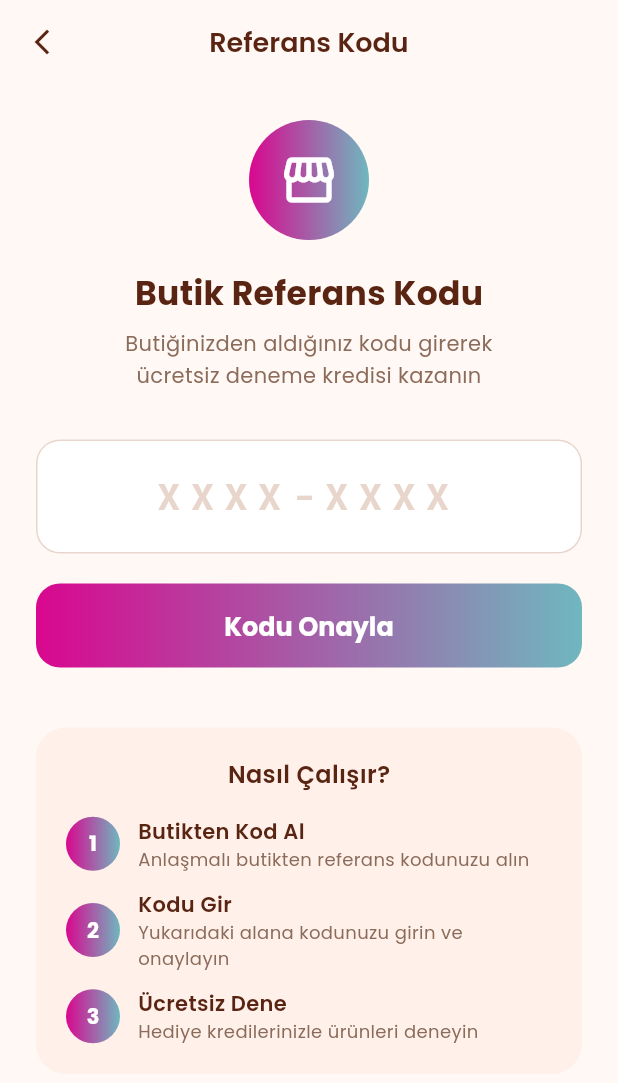
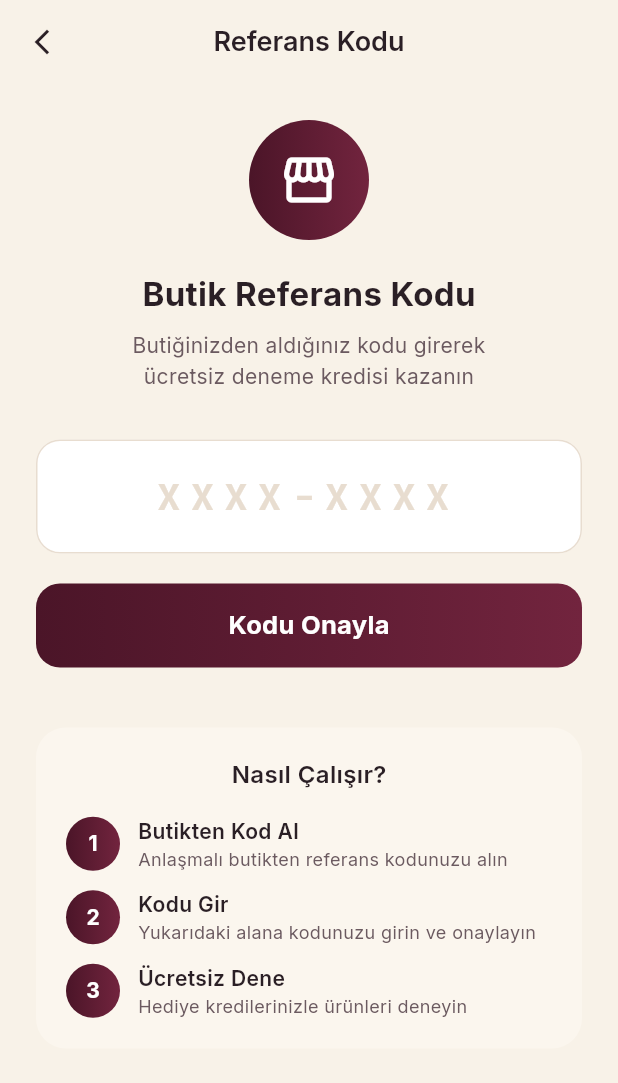
Before and after one commit to sevkk/hijapp, a Flutter app: the screen it shows once a user with an empty profile is signed in, after a tap on "Referans Kodu", on a phone screen of 412 x 824 dp. Shown: the top 1083 px of the screen. Run offline on Flutter 3.47's test engine with Material 3 defaults, Android fonts, the phone set to English and light mode, and no system bars; our stand-ins replace cached_network_image, cloud_firestore, firebase_auth, firebase_core, firebase_storage, flutter_riverpod and 7 more; missing offline and left inert: image_gallery_saver_plus, image_picker_web; accounts and stored records are empty.

Commit message:
feat(adim-3): Saray paleti tema migrasyonu (bordo + krem + altin)
- AppColors: spec v2 tokenleri (primary #4B1528, cream #F8F2E8, gold #B8895E,
  sage, inkBlack, ...). Eski isimler (background, surface, textPrimary, ...)
  geri-uyum alias'i olarak korundu — 200+ ekran referansi otomatik yeni paleti
  aliyor.
- CreditPackages: spec v2 fiyatlandirma (B2C 10/25/50/100 ; B2B 100/500/2000/10000)
- AppLimits: dailyFreeLimit=5 eklendi
- theme.dart: Playfair Display (basliklar) + Inter (govde), 8/12 radius,
  golge yok, border 0.5px, full Material3 ColorScheme + button/card/input/
  divider tema overrides
- 10 ekranda GoogleFonts.poppins -> GoogleFonts.inter (sed bulk replace)
- result_screen: hardcoded #4CAF50 -> AppColors.success (sage)

```diff
--- a/lib/app/theme.dart
+++ b/lib/app/theme.dart
@@ -2,73 +2,166 @@ import 'package:flutter/material.dart';
 import 'package:google_fonts/google_fonts.dart';
 import '../core/utils/constants.dart';
 
+/// HIJAPP "Saray" temasi (Spec v2 Bolum 2).
+///
+/// Tipografi: Playfair Display (basliklar) + Inter (govde).
+/// Renkler: AppColors uzerinden — hex degerlerini ekrana yazma.
+/// Koseler: 8/12/14-18. Golge yok; ayrim border + ic dolgu ile.
 class AppTheme {
   static ThemeData get light {
+    final baseTextTheme = GoogleFonts.interTextTheme();
+    final displayFamily = GoogleFonts.playfairDisplay().fontFamily;
+
     return ThemeData(
       useMaterial3: true,
       brightness: Brightness.light,
-      scaffoldBackgroundColor: AppColors.background,
-      colorScheme: ColorScheme.fromSeed(
-        seedColor: AppColors.primary,
+      scaffoldBackgroundColor: AppColors.cream,
+      colorScheme: const ColorScheme.light(
         primary: AppColors.primary,
-        secondary: AppColors.secondary,
-        surface: AppColors.surface,
-        brightness: Brightness.light,
+        onPrimary: AppColors.cream,
+        secondary: AppColors.gold,
+        onSecondary: AppColors.inkBlack,
+        tertiary: AppColors.sage,
+        surface: AppColors.creamSoft,
+        onSurface: AppColors.inkBlack,
+        error: AppColors.error,
+        onError: AppColors.cream,
+        outline: AppColors.border,
       ),
-      textTheme: GoogleFonts.poppinsTextTheme(),
+      textTheme: baseTextTheme.copyWith(
+        displayLarge: baseTextTheme.displayLarge?.copyWith(
+          fontFamily: displayFamily,
+          fontWeight: FontWeight.w500,
+          color: AppColors.inkBlack,
+        ),
+        displayMedium: baseTextTheme.displayMedium?.copyWith(
+          fontFamily: displayFamily,
+          fontWeight: FontWeight.w500,
+          color: AppColors.inkBlack,
+        ),
+        displaySmall: baseTextTheme.displaySmall?.copyWith(
+          fontFamily: displayFamily,
+          fontWeight: FontWeight.w500,
+          color: AppColors.inkBlack,
+        ),
+        headlineLarge: baseTextTheme.headlineLarge?.copyWith(
+          fontFamily: displayFamily,
+          fontWeight: FontWeight.w500,
+          color: AppColors.inkBlack,
+        ),
+        headlineMedium: baseTextTheme.headlineMedium?.copyWith(
+          fontFamily: displayFamily,
+          fontWeight: FontWeight.w500,
+          color: AppColors.inkBlack,
+          fontSize: 24,
+        ),
+        headlineSmall: baseTextTheme.headlineSmall?.copyWith(
+          fontFamily: displayFamily,
+          fontWeight: FontWeight.w500,
+          color: AppColors.inkBlack,
+          fontSize: 20,
+        ),
+        titleLarge: baseTextTheme.titleLarge?.copyWith(
+          fontFamily: displayFamily,
+          fontWeight: FontWeight.w500,
+          color: AppColors.inkBlack,
+          fontSize: 17,
+        ),
+        bodyLarge: baseTextTheme.bodyLarge?.copyWith(color: AppColors.inkBlack),
+        bodyMedium: baseTextTheme.bodyMedium?.copyWith(color: AppColors.inkBlack),
+        bodySmall: baseTextTheme.bodySmall?.copyWith(color: AppColors.inkMuted),
+        labelLarge: baseTextTheme.labelLarge?.copyWith(
+          color: AppColors.inkBlack,
+          fontWeight: FontWeight.w600,
+        ),
+      ),
       appBarTheme: AppBarTheme(
         backgroundColor: Colors.transparent,
         elevation: 0,
         centerTitle: true,
-        titleTextStyle: GoogleFonts.poppins(
-          fontSize: 24,
-          fontWeight: FontWeight.w700,
-          color: AppColors.textPrimary,
+        titleTextStyle: GoogleFonts.playfairDisplay(
+          fontSize: 22,
+          fontWeight: FontWeight.w500,
+          color: AppColors.inkBlack,
         ),
-        iconTheme: const IconThemeData(color: AppColors.textPrimary),
+        iconTheme: const IconThemeData(color: AppColors.inkBlack),
       ),
       elevatedButtonTheme: ElevatedButtonThemeData(
         style: ElevatedButton.styleFrom(
           backgroundColor: AppColors.primary,
-          foregroundColor: Colors.white,
+          foregroundColor: AppColors.cream,
           elevation: 0,
-          padding: const EdgeInsets.symmetric(horizontal: 32, vertical: 16),
+          padding: const EdgeInsets.symmetric(horizontal: 28, vertical: 14),
           shape: RoundedRectangleBorder(
-            borderRadius: BorderRadius.circular(16),
+            borderRadius: BorderRadius.circular(12),
           ),
-          textStyle: GoogleFonts.poppins(
-            fontSize: 16,
+          textStyle: GoogleFonts.inter(
+            fontSize: 15,
             fontWeight: FontWeight.w600,
+            letterSpacing: 0.2,
           ),
         ),
       ),
       outlinedButtonTheme: OutlinedButtonThemeData(
         style: OutlinedButton.styleFrom(
           foregroundColor: AppColors.primary,
-          side: const BorderSide(color: AppColors.primary, width: 1.5),
-          padding: const EdgeInsets.symmetric(horizontal: 32, vertical: 16),
+          side: const BorderSide(color: AppColors.primary, width: 1.2),
+          padding: const EdgeInsets.symmetric(horizontal: 28, vertical: 14),
           shape: RoundedRectangleBorder(
-            borderRadius: BorderRadius.circular(16),
+            borderRadius: BorderRadius.circular(12),
           ),
-          textStyle: GoogleFonts.poppins(
-            fontSize: 16,
+          textStyle: GoogleFonts.inter(
+            fontSize: 15,
             fontWeight: FontWeight.w600,
           ),
         ),
       ),
+      textButtonTheme: TextButtonThemeData(
+        style: TextButton.styleFrom(
+          foregroundColor: AppColors.primary,
+          textStyle: GoogleFonts.inter(
+            fontSize: 14,
+            fontWeight: FontWeight.w500,
+          ),
+        ),
+      ),
       cardTheme: CardThemeData(
-        color: AppColors.white,
+        color: AppColors.creamSoft,
         elevation: 0,
         shape: RoundedRectangleBorder(
-          borderRadius: BorderRadius.circular(16),
-          side: BorderSide(color: AppColors.divider),
+          borderRadius: BorderRadius.circular(12),
+          side: const BorderSide(color: AppColors.border, width: 0.5),
         ),
       ),
       bottomSheetTheme: const BottomSheetThemeData(
-        backgroundColor: AppColors.white,
+        backgroundColor: AppColors.creamSoft,
         shape: RoundedRectangleBorder(
-          borderRadius: BorderRadius.vertical(top: Radius.circular(24)),
+          borderRadius: BorderRadius.vertical(top: Radius.circular(18)),
         ),
+      ),
+      inputDecorationTheme: InputDecorationTheme(
+        filled: true,
+        fillColor: AppColors.creamSoft,
+        contentPadding: const EdgeInsets.symmetric(horizontal: 14, vertical: 14),
+        border: OutlineInputBorder(
+          borderRadius: BorderRadius.circular(8),
+          borderSide: const BorderSide(color: AppColors.border, width: 0.5),
+        ),
+        enabledBorder: OutlineInputBorder(
+          borderRadius: BorderRadius.circular(8),
+          borderSide: const BorderSide(color: AppColors.border, width: 0.5),
+        ),
+        focusedBorder: OutlineInputBorder(
+          borderRadius: BorderRadius.circular(8),
+          borderSide: const BorderSide(color: AppColors.primary, width: 1.2),
+        ),
+        labelStyle: GoogleFonts.inter(color: AppColors.inkMuted, fontSize: 14),
+        hintStyle: GoogleFonts.inter(color: AppColors.inkMuted, fontSize: 14),
+      ),
+      dividerTheme: const DividerThemeData(
+        color: AppColors.border,
+        thickness: 0.5,
+        space: 0.5,
       ),
     );
   }
--- a/lib/core/utils/constants.dart
+++ b/lib/core/utils/constants.dart
@@ -1,52 +1,77 @@
 import 'package:flutter/material.dart';
 
+/// HIJAPP "Saray" palette (Spec v2, Bolum 2.1).
+///
+/// Eski isimler (primary/secondary/tertiary/background/surface/surfaceLight/
+/// textPrimary/textSecondary/divider) yeni hex degerleriyle korunuyor;
+/// boylece var olan 200+ ekran referansi otomatik olarak yeni paleti aliyor.
+/// Yeni semantik isimler (cream, gold, sage, inkBlack, ...) spec'le bire bir
+/// eslesir ve sonraki ekranlar bunlari kullanmali.
 class AppColors {
-  static const Color primary = Color(0xFFD9078F);
-  static const Color secondary = Color(0xFF6FB7BF);
-  static const Color tertiary = Color(0xFFD99873);
-  static const Color background = Color(0xFFFFF8F4);
-  static const Color surface = Color(0xFFF2BEA0);
-  static const Color surfaceLight = Color(0xFFFFF0EA);
-  static const Color textPrimary = Color(0xFF592512);
-  static const Color textSecondary = Color(0xFF8B6B5A);
-  static const Color divider = Color(0xFFE8D5CB);
+  // --- Spec tokens (kanonik) ---
+  static const Color primary = Color(0xFF4B1528);
+  static const Color primaryLight = Color(0xFF72243E);
+  static const Color cream = Color(0xFFF8F2E8);
+  static const Color creamSoft = Color(0xFFFBF6EE);
+  static const Color gold = Color(0xFFB8895E);
+  static const Color goldLight = Color(0xFFFAC775);
+  static const Color sage = Color(0xFF8FA68A);
+  static const Color inkBlack = Color(0xFF2A1F25);
+  static const Color inkMuted = Color(0xFF6B5A60);
+  static const Color border = Color(0xFFE8DDD0);
   static const Color white = Colors.white;
+  static const Color error = Color(0xFFB23A48);
+
+  // --- Geri-uyum alias'lari (eski ekranlar icin) ---
+  static const Color secondary = primaryLight;
+  static const Color tertiary = gold;
+  static const Color background = cream;
+  static const Color surface = creamSoft;
+  static const Color surfaceLight = creamSoft;
+  static const Color textPrimary = inkBlack;
+  static const Color textSecondary = inkMuted;
+  static const Color divider = border;
+  static const Color success = sage;
 }
 
 class AppStrings {
   static const String appName = 'HIJAPP';
-  static const String uploadHijab = 'Denemek istediğin başörtüsünü yükle';
-  static const String recentlyUsed = 'Son Kullandıkların';
-  static const String pickFromGallery = 'Galeriden Seç';
-  static const String takePhoto = 'Fotoğraf Çek';
-  static const String photoMode = 'Fotoğraf Modu';
+  static const String uploadHijab = 'Denemek istedigin basortusunu yukle';
+  static const String recentlyUsed = 'Son Kullandiklarin';
+  static const String pickFromGallery = 'Galeriden Sec';
+  static const String takePhoto = 'Fotograf Cek';
+  static const String photoMode = 'Fotograf Modu';
   static const String addNew = 'Yeni Ekle';
   static const String credits = 'Kredi';
-  static const String buyCredits = 'Kredi Satın Al';
+  static const String buyCredits = 'Kredi Satin Al';
   static const String enterReferralCode = 'Referans Kodu Gir';
   static const String tryOn = 'Dene';
-  static const String buyNow = 'Satın Al';
-  static const String boutiqueProducts = 'Butik Ürünleri';
+  static const String buyNow = 'Satin Al';
+  static const String boutiqueProducts = 'Butik Urunleri';
   static const String remainingCredits = 'Kalan Kredi';
-  static const String noCredits = 'Kredin kalmadı';
+  static const String noCredits = 'Kredin kalmadi';
 }
 
-// B2C Credit Packages
+// B2C consumer packages (Spec v2 Bolum 0).
 class CreditPackages {
   static const List<Map<String, dynamic>> b2c = [
-    {'credits': 10, 'price': 2.99, 'label': '10 Kredi', 'id': 'credits_10'},
-    {'credits': 25, 'price': 5.99, 'label': '25 Kredi', 'id': 'credits_25'},
-    {'credits': 50, 'price': 9.99, 'label': '50 Kredi', 'id': 'credits_50'},
+    {'credits': 10, 'price': 49.0, 'label': '10 Deneme', 'id': 'credits_10'},
+    {'credits': 25, 'price': 99.0, 'label': '25 Deneme', 'id': 'credits_25'},
+    {'credits': 50, 'price': 169.0, 'label': '50 Deneme', 'id': 'credits_50', 'popular': true},
+    {'credits': 100, 'price': 299.0, 'label': '100 Deneme', 'id': 'credits_100'},
   ];
 
+  // Butik kredi paketleri — hedef ~1 TL/kredi (Spec v2 Bolum 0).
   static const List<Map<String, dynamic>> b2b = [
-    {'credits': 100, 'price': 25.0, 'label': '100 Kredi', 'id': 'boutique_100'},
-    {'credits': 250, 'price': 100.0, 'label': '250 Kredi', 'id': 'boutique_250'},
-    {'credits': 500, 'price': 200.0, 'label': '500 Kredi', 'id': 'boutique_500'},
+    {'credits': 100, 'price': 99.0, 'label': '100 Kredi', 'id': 'boutique_100'},
+    {'credits': 500, 'price': 449.0, 'label': '500 Kredi', 'id': 'boutique_500'},
+    {'credits': 2000, 'price': 1699.0, 'label': '2000 Kredi', 'id': 'boutique_2000'},
+    {'credits': 10000, 'price': 7999.0, 'label': '10000 Kredi', 'id': 'boutique_10000'},
   ];
 }
 
 class AppLimits {
   static const int freeTrialCredits = 3;
+  static const int dailyFreeLimit = 5;
   static const int maxTemplates = 20;
 }
--- a/lib/features/auth/onboarding_screen.dart
+++ b/lib/features/auth/onboarding_screen.dart
@@ -58,7 +58,7 @@ class OnboardingScreen extends StatelessWidget {
                 // App name
                 Text(
                   'HIJAPP',
-                  style: GoogleFonts.poppins(
+                  style: GoogleFonts.inter(
                     fontSize: 48,
                     fontWeight: FontWeight.w800,
                     color: Colors.white,
@@ -72,7 +72,7 @@ class OnboardingScreen extends StatelessWidget {
                 Text(
                   'Hayalindeki başörtüsünü\nsanal olarak dene',
                   textAlign: TextAlign.center,
-                  style: GoogleFonts.poppins(
+                  style: GoogleFonts.inter(
                     fontSize: 18,
                     fontWeight: FontWeight.w500,
                     color: Colors.white.withValues(alpha: 0.9),
@@ -99,7 +99,7 @@ class OnboardingScreen extends StatelessWidget {
                     ),
                     child: Text(
                       'Giriş Yap',
-                      style: GoogleFonts.poppins(
+                      style: GoogleFonts.inter(
                         fontSize: 17,
                         fontWeight: FontWeight.w700,
                       ),
@@ -127,7 +127,7 @@ class OnboardingScreen extends StatelessWidget {
                     ),
                     child: Text(
                       'Kayıt Ol',
-                      style: GoogleFonts.poppins(
+                      style: GoogleFonts.inter(
                         fontSize: 17,
                         fontWeight: FontWeight.w600,
                       ),
--- a/lib/features/boutique/referral_screen.dart
+++ b/lib/features/boutique/referral_screen.dart
@@ -153,7 +153,7 @@ class _ReferralScreenState extends ConsumerState<ReferralScreen> {
         ),
         title: Text(
           'Referans Kodu',
-          style: GoogleFonts.poppins(
+          style: GoogleFonts.inter(
             fontSize: 18,
             fontWeight: FontWeight.w600,
             color: AppColors.textPrimary,
@@ -184,7 +184,7 @@ class _ReferralScreenState extends ConsumerState<ReferralScreen> {
 
             Text(
               'Butik Referans Kodu',
-              style: GoogleFonts.poppins(
+              style: GoogleFonts.inter(
                 fontSize: 22,
                 fontWeight: FontWeight.w700,
                 color: AppColors.textPrimary,
@@ -196,7 +196,7 @@ class _ReferralScreenState extends ConsumerState<ReferralScreen> {
             Text(
               'Butiğinizden aldığınız kodu girerek\nücretsiz deneme kredisi kazanın',
               textAlign: TextAlign.center,
-              style: GoogleFonts.poppins(
+              style: GoogleFonts.inter(
                 fontSize: 14,
                 color: AppColors.textSecondary,
                 height: 1.5,
@@ -229,7 +229,7 @@ class _ReferralScreenState extends ConsumerState<ReferralScreen> {
                     const SizedBox(height: 16),
                     Text(
                       'Kod Başarıyla Kullanıldı!',
-                      style: GoogleFonts.poppins(
+                      style: GoogleFonts.inter(
                         fontSize: 18,
                         fontWeight: FontWeight.w700,
                         color: Colors.green.shade800,
@@ -239,7 +239,7 @@ class _ReferralScreenState extends ConsumerState<ReferralScreen> {
                     Text(
                       '$_successBoutiqueName size $_successCredits kredi hediye etti',
                       textAlign: TextAlign.center,
-                      style: GoogleFonts.poppins(
+                      style: GoogleFonts.inter(
                         fontSize: 14,
                         color: Colors.green.shade700,
                       ),
@@ -264,7 +264,7 @@ class _ReferralScreenState extends ConsumerState<ReferralScreen> {
                         ),
                         child: Text(
                           'Ürünleri Keşfet',
-                          style: GoogleFonts.poppins(
+                          style: GoogleFonts.inter(
                             fontSize: 15,
                             fontWeight: FontWeight.w600,
                             color: Colors.white,
@@ -346,7 +346,7 @@ class _ReferralScreenState extends ConsumerState<ReferralScreen> {
                           )
                         : Text(
                             'Kodu Onayla',
-                            style: GoogleFonts.poppins(
+                            style: GoogleFonts.inter(
                               fontSize: 17,
                               fontWeight: FontWeight.w700,
                               color: Colors.white,
@@ -371,7 +371,7 @@ class _ReferralScreenState extends ConsumerState<ReferralScreen> {
                 children: [
                   Text(
                     'Nasıl Çalışır?',
-                    style: GoogleFonts.poppins(
+                    style: GoogleFonts.inter(
                       fontSize: 16,
                       fontWeight: FontWeight.w600,
                       color: AppColors.textPrimary,
@@ -409,7 +409,7 @@ class _ReferralScreenState extends ConsumerState<ReferralScreen> {
           child: Center(
             child: Text(
               number,
-              style: GoogleFonts.poppins(
+              style: GoogleFonts.inter(
                 fontSize: 14,
                 fontWeight: FontWeight.w700,
                 color: Colors.white,
@@ -424,7 +424,7 @@ class _ReferralScreenState extends ConsumerState<ReferralScreen> {
             children: [
               Text(
                 title,
-                style: GoogleFonts.poppins(
+                style: GoogleFonts.inter(
                   fontSize: 14,
                   fontWeight: FontWeight.w600,
                   color: AppColors.textPrimary,
@@ -432,7 +432,7 @@ class _ReferralScreenState extends ConsumerState<ReferralScreen> {
               ),
               Text(
                 description,
-                style: GoogleFonts.poppins(
+                style: GoogleFonts.inter(
                   fontSize: 12,
                   color: AppColors.textSecondary,
                 ),
--- a/lib/features/home/home_screen.dart
+++ b/lib/features/home/home_screen.dart
@@ -89,7 +89,7 @@ class _HomeScreenState extends ConsumerState<HomeScreen> {
                 const SizedBox(width: 6),
                 Text(
                   '$credits Kredi',
-                  style: GoogleFonts.poppins(
+                  style: GoogleFonts.inter(
                     fontSize: 13,
                     fontWeight: FontWeight.w600,
                     color: Colors.white,
@@ -125,7 +125,7 @@ class _HomeScreenState extends ConsumerState<HomeScreen> {
                 children: [
                   const Icon(Icons.logout, size: 18, color: AppColors.textSecondary),
                   const SizedBox(width: 8),
-                  Text('Çıkış Yap', style: GoogleFonts.poppins(fontSize: 14)),
+                  Text('Çıkış Yap', style: GoogleFonts.inter(fontSize: 14)),
                 ],
               ),
             ),
@@ -144,7 +144,7 @@ class _HomeScreenState extends ConsumerState<HomeScreen> {
           ).createShader(bounds),
           child: Text(
             AppStrings.appName,
-            style: GoogleFonts.poppins(
+            style: GoogleFonts.inter(
               fontSize: 36,
               fontWeight: FontWeight.w800,
               color: Colors.white,
@@ -155,7 +155,7 @@ class _HomeScreenState extends ConsumerState<HomeScreen> {
         const SizedBox(height: 4),
         Text(
           'Virtual Hijab Try-On',
-          style: GoogleFonts.poppins(
+          style: GoogleFonts.inter(
             fontSize: 13,
             color: AppColors.textSecondary,
             fontWeight: FontWeight.w400,
@@ -199,7 +199,7 @@ class _HomeScreenState extends ConsumerState<HomeScreen> {
             const SizedBox(height: 16),
             Text(
               AppStrings.uploadHijab,
-              style: GoogleFonts.poppins(
+              style: GoogleFonts.inter(
                 fontSize: 15,
                 fontWeight: FontWeight.w500,
                 color: AppColors.textPrimary,
@@ -209,7 +209,7 @@ class _HomeScreenState extends ConsumerState<HomeScreen> {
             const SizedBox(height: 4),
             Text(
               'JPG, PNG',
-              style: GoogleFonts.poppins(
+              style: GoogleFonts.inter(
                 fontSize: 12,
                 color: AppColors.textSecondary,
               ),
@@ -226,7 +226,7 @@ class _HomeScreenState extends ConsumerState<HomeScreen> {
       children: [
         Text(
           AppStrings.recentlyUsed,
-          style: GoogleFonts.poppins(
+          style: GoogleFonts.inter(
             fontSize: 16,
             fontWeight: FontWeight.w600,
             color: AppColors.textPrimary,
@@ -297,7 +297,7 @@ class _HomeScreenState extends ConsumerState<HomeScreen> {
             const SizedBox(height: 4),
             Text(
               AppStrings.addNew,
-              style: GoogleFonts.poppins(
+              style: GoogleFonts.inter(
                 fontSize: 11,
                 color: AppColors.primary,
                 fontWeight: FontWeight.w500,
@@ -320,7 +320,7 @@ class _HomeScreenState extends ConsumerState<HomeScreen> {
           children: [
             Text(
               'Butiklerim',
-              style: GoogleFonts.poppins(
+              style: GoogleFonts.inter(
                 fontSize: 16,
                 fontWeight: FontWeight.w600,
                 color: AppColors.textPrimary,
@@ -385,7 +385,7 @@ class _HomeScreenState extends ConsumerState<HomeScreen> {
             const SizedBox(height: 8),
             Text(
               boutique.name,
-              style: GoogleFonts.poppins(
+              style: GoogleFonts.inter(
                 fontSize: 12,
                 fontWeight: FontWeight.w600,
                 color: AppColors.textPrimary,
@@ -500,7 +500,7 @@ class _QuickActionCard extends StatelessWidget {
             const SizedBox(width: 8),
             Text(
               label,
-              style: GoogleFonts.poppins(
+              style: GoogleFonts.inter(
                 fontSize: 13,
                 fontWeight: FontWeight.w600,
                 color: color,
```
Also changed, not shown: lib/features/auth/login_screen.dart (+12 -12 lines), lib/features/auth/register_screen.dart (+15 -15 lines), lib/features/boutique/boutique_catalog_screen.dart (+17 -17 lines), lib/features/credits/credits_screen.dart (+17 -17 lines), lib/features/photo_mode/photo_mode_screen.dart (+9 -9 lines), lib/features/photo_mode/result_screen.dart (+9 -9 lines), lib/features/templates/templates_screen.dart (+28 -28 lines).
